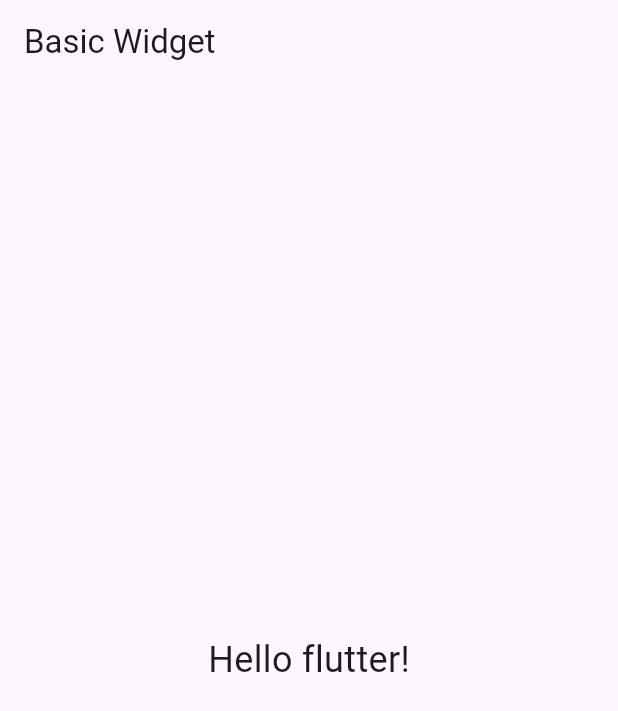
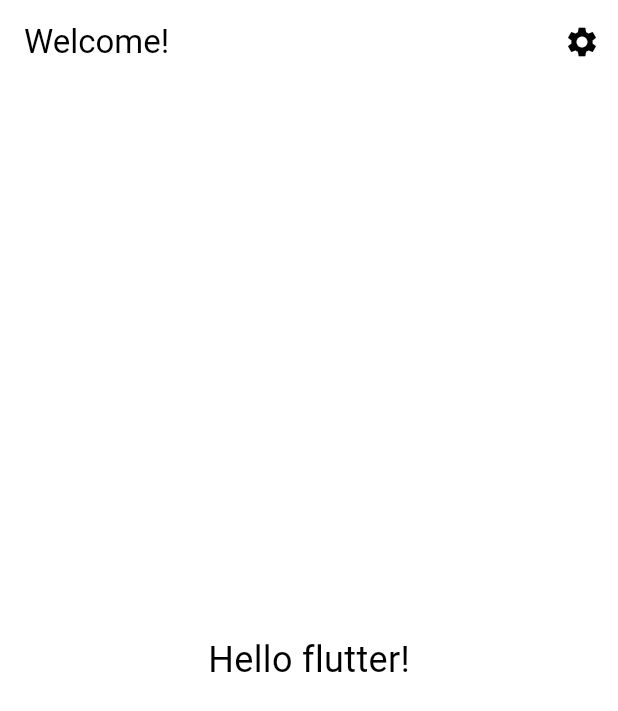
Before and after one commit to Alex-Seda/individual_assignment_5, a Flutter app: the screen it shows after launch, on a phone screen of 412 x 824 dp. Shown: the top 711 px of the screen. Run offline on Flutter 3.47's test engine with Material 3 defaults, Android fonts, the phone set to English and light mode, and no system bars.

Commit message:
Finish DarkMode button

```diff
--- a/lib/main.dart
+++ b/lib/main.dart
@@ -1,4 +1,5 @@
 import 'package:flutter/material.dart';
+import 'themes.dart'; // Import the file where the themes are stored
 
 void main() {
   runApp(const MyApp());
@@ -18,29 +19,36 @@ class _MyAppState extends State<MyApp> {
   Widget build(BuildContext context) {
     return MaterialApp(
       title: 'Flutter Widget Demo',
-      theme: isDarkMode ? ThemeData.dark() : ThemeData.light(),
-      home: const HomeScreen(),
+      theme: isDarkMode ? darkMode : lightMode,
+      home: HomeScreen(toggleTheme: toggleTheme,),
     );
   }
 
   toggleTheme(){
-    if(isDarkMode){
-      isDarkMode = false;
-    }
-    else{
-      isDarkMode = true;
-    }
+    setState(() {
+      isDarkMode = !isDarkMode;
+    });
   }
 }
 
 class HomeScreen extends StatelessWidget {
-  const HomeScreen({super.key});
+  final VoidCallback toggleTheme;
+
+  HomeScreen({super.key, required this.toggleTheme});
 
   @override
   Widget build(BuildContext context) {
     return Scaffold(
       appBar: AppBar(
-        title: const Text('Basic Widget')
+        title: const Text('Welcome!'),
+        actions:[
+          IconButton(
+            onPressed: () {
+              toggleTheme();
+            },
+            icon: Icon(Icons.settings),
+          )
+        ]
       ),
       body: Center(
         child: Column(
--- a/lib/themes.dart
+++ b/lib/themes.dart
@@ -3,16 +3,16 @@ import 'package:flutter/material.dart';
 ThemeData lightMode = ThemeData(
   brightness: Brightness.light,
   colorScheme: ColorScheme.light(
-    surface: Colors.blue.shade700,
+    surface: Colors.white,
     primary: Colors.blue.shade400,
     secondary: Colors.blue.shade200,
   ),
 );
 
-ThemeData DarkMode = ThemeData(
+ThemeData darkMode = ThemeData(
   brightness: Brightness.dark,
   colorScheme: ColorScheme.dark(
-    surface: Colors.purple.shade800,
+    surface: Colors.grey.shade800,
     primary: Colors.purple.shade600,
     secondary: Colors.purple.shade400,
   ),
```
